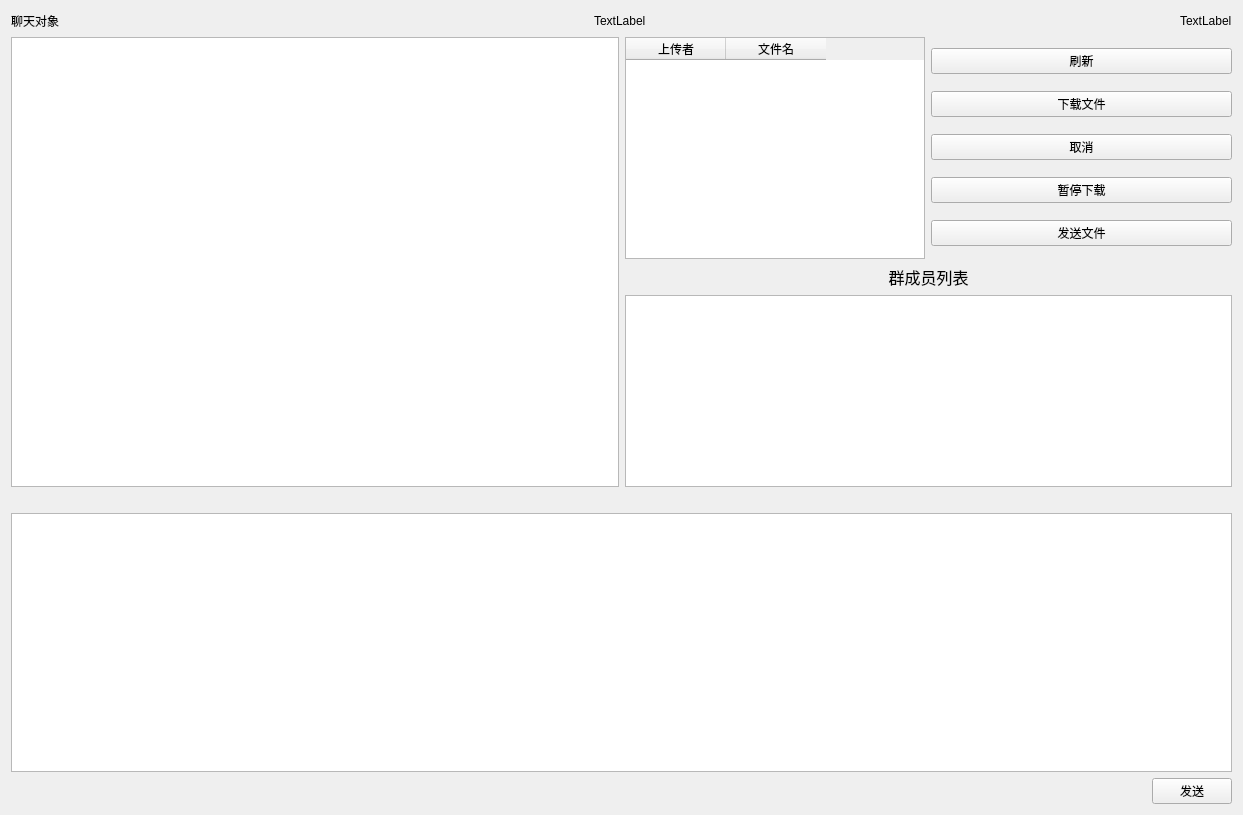
The window that OnlineClient/chatmenu.ui (hetufict/QtMeetingSystem) describes before a commit, drawn with Qt 5.
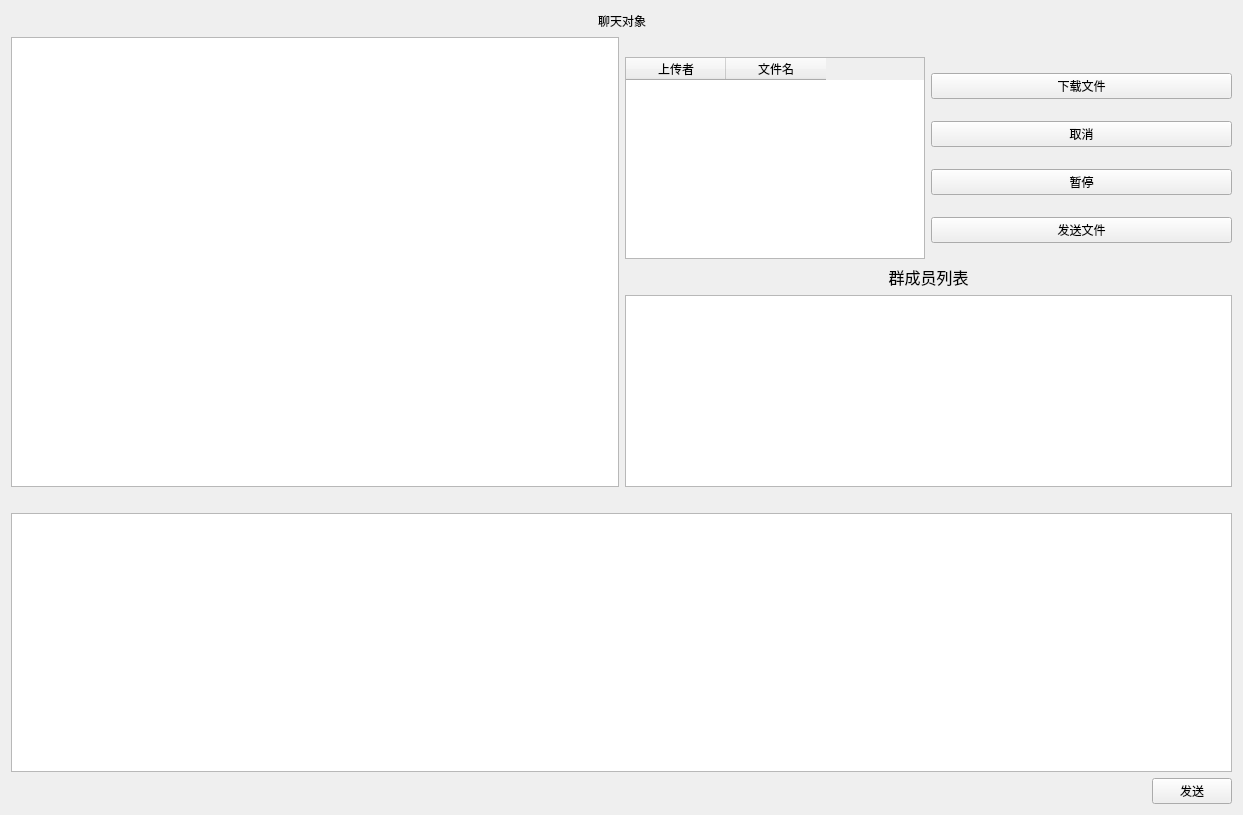
The same window after the commit.

Commit message: 修改列表更新bug，实现文件传输的进度显示，暂停和取消，断点重续

The edit to the form file:
```diff
--- a/OnlineClient/chatmenu.ui
+++ b/OnlineClient/chatmenu.ui
@@ -18,6 +18,19 @@
     <layout class="QVBoxLayout" name="verticalLayout_5">
      <item>
       <layout class="QHBoxLayout" name="horizontalLayout_4">
+       <item>
+        <spacer name="horizontalSpacer">
+         <property name="orientation">
+          <enum>Qt::Horizontal</enum>
+         </property>
+         <property name="sizeHint" stdset="0">
+          <size>
+           <width>40</width>
+           <height>20</height>
+          </size>
+         </property>
+        </spacer>
+       </item>
        <item>
         <widget class="QLabel" name="label_objName">
          <property name="text">
@@ -25,26 +38,6 @@
          </property>
         </widget>
        </item>
-       <item>
-        <spacer name="horizontalSpacer">
-         <property name="orientation">
-          <enum>Qt::Horizontal</enum>
-         </property>
-         <property name="sizeHint" stdset="0">
-          <size>
-           <width>40</width>
-           <height>20</height>
-          </size>
-         </property>
-        </spacer>
-       </item>
-       <item>
-        <widget class="QLabel" name="label">
-         <property name="text">
-          <string>TextLabel</string>
-         </property>
-        </widget>
-       </item>
        <item>
         <spacer name="horizontalSpacer_2">
          <property name="orientation">
@@ -58,13 +51,6 @@
          </property>
         </spacer>
        </item>
-       <item>
-        <widget class="QLabel" name="label_2">
-         <property name="text">
-          <string>TextLabel</string>
-         </property>
-        </widget>
-       </item>
       </layout>
      </item>
      <item>
@@ -81,6 +67,16 @@
        </item>
        <item>
         <layout class="QVBoxLayout" name="verticalLayout_2">
+         <item>
+          <widget class="QLabel" name="label_speed">
+           <property name="text">
+            <string/>
+           </property>
+           <property name="alignment">
+            <set>Qt::AlignCenter</set>
+           </property>
+          </widget>
+         </item>
          <item>
           <layout class="QHBoxLayout" name="horizontalLayout_7">
            <item>
@@ -97,6 +93,9 @@
                <height>16777215</height>
               </size>
              </property>
+             <property name="autoFillBackground">
+              <bool>false</bool>
+             </property>
              <column>
               <property name="text">
                <string>上传者</string>
@@ -111,19 +110,6 @@
            </item>
            <item>
             <layout class="QVBoxLayout" name="verticalLayout_6">
-             <item>
-              <widget class="QPushButton" name="pb_fllushFilelist">
-               <property name="minimumSize">
-                <size>
-                 <width>25</width>
-                 <height>0</height>
-                </size>
-               </property>
-               <property name="text">
-                <string>刷新</string>
-               </property>
-              </widget>
-             </item>
              <item>
               <widget class="QPushButton" name="pb_downloadFile">
                <property name="minimumSize">
@@ -159,7 +145,7 @@
                 </size>
                </property>
                <property name="text">
-                <string>暂停下载</string>
+                <string>暂停</string>
                </property>
               </widget>
              </item>
```
The commit also changes 16 other files.
